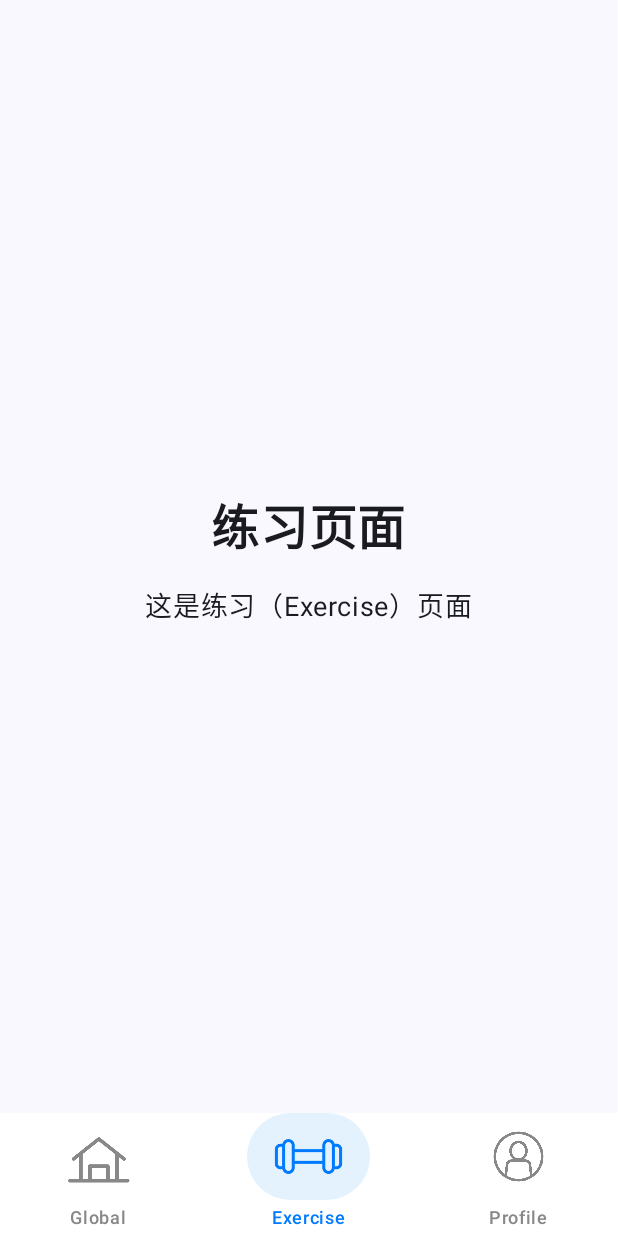
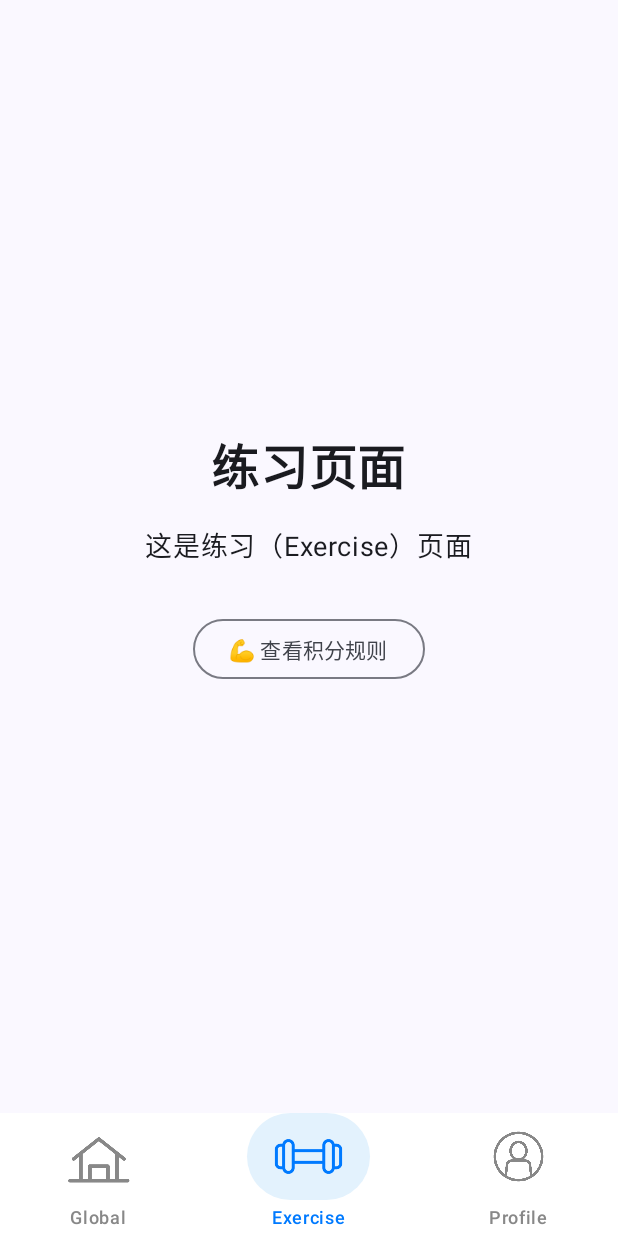
Before and after one commit to huang75u/Mobile_Projet, an Android app built with Jetpack Compose: the ExerciseScreen screen opened through its navigation route, on a phone screen of 412 x 824 dp. Run offline under Robolectric (Android 15) with nearby library versions, the phone set to English and light mode, and no system bars.

Commit message:
修改积分规则覆盖导航功能的BUG

```diff
--- a/app/src/main/java/com/example/mobile_projet/MainActivity.kt
+++ b/app/src/main/java/com/example/mobile_projet/MainActivity.kt
@@ -33,6 +33,7 @@ fun MainScreen() {
     Scaffold(
         modifier = Modifier.fillMaxSize(),
         bottomBar = {
+            // 底部导航栏始终显示
             BottomNavigationBar(navController = navController)
         }
     ) { innerPadding ->
--- a/app/src/main/java/com/example/mobile_projet/navigation/NavGraph.kt
+++ b/app/src/main/java/com/example/mobile_projet/navigation/NavGraph.kt
@@ -18,10 +18,10 @@ fun NavGraph(navController: NavHostController, modifier: Modifier = Modifier) {
         modifier = modifier
     ) {
         composable(route = BottomNavItem.Home.route) {
-            HomeScreen()
+            HomeScreen(navController = navController)
         }
         composable(route = BottomNavItem.Exercise.route) {
-            ExerciseScreen()
+            ExerciseScreen(navController = navController)
         }
         composable(route = BottomNavItem.Profile.route) {
             ProfileScreen(navController = navController)
--- a/app/src/main/java/com/example/mobile_projet/screens/ExerciseScreen.kt
+++ b/app/src/main/java/com/example/mobile_projet/screens/ExerciseScreen.kt
@@ -1,6 +1,7 @@
 package com.example.mobile_projet.screens
 
 import androidx.compose.foundation.layout.*
+import androidx.compose.material3.OutlinedButton
 import androidx.compose.material3.Text
 import androidx.compose.runtime.Composable
 import androidx.compose.ui.Alignment
@@ -8,9 +9,10 @@ import androidx.compose.ui.Modifier
 import androidx.compose.ui.text.font.FontWeight
 import androidx.compose.ui.unit.dp
 import androidx.compose.ui.unit.sp
+import androidx.navigation.NavHostController
 
 @Composable
-fun ExerciseScreen() {
+fun ExerciseScreen(navController: NavHostController) {
     Column(
         modifier = Modifier
             .fillMaxSize()
@@ -28,5 +30,11 @@ fun ExerciseScreen() {
             text = "这是练习（Exercise）页面",
             fontSize = 18.sp
         )
+        Spacer(modifier = Modifier.height(32.dp))
+        OutlinedButton(
+            onClick = { navController.navigate("points_rules") }
+        ) {
+            Text(text = "💪 查看积分规则")
+        }
     }
 }
--- a/app/src/main/java/com/example/mobile_projet/screens/HomeScreen.kt
+++ b/app/src/main/java/com/example/mobile_projet/screens/HomeScreen.kt
@@ -1,6 +1,8 @@
 package com.example.mobile_projet.screens
 
 import androidx.compose.foundation.layout.*
+import androidx.compose.material3.Button
+import androidx.compose.material3.OutlinedButton
 import androidx.compose.material3.Text
 import androidx.compose.runtime.Composable
 import androidx.compose.ui.Alignment
@@ -8,9 +10,10 @@ import androidx.compose.ui.Modifier
 import androidx.compose.ui.text.font.FontWeight
 import androidx.compose.ui.unit.dp
 import androidx.compose.ui.unit.sp
+import androidx.navigation.NavHostController
 
 @Composable
-fun HomeScreen() {
+fun HomeScreen(navController: NavHostController) {
     Column(
         modifier = Modifier
             .fillMaxSize()
@@ -28,5 +31,11 @@ fun HomeScreen() {
             text = "这是全局（Global）主页",
             fontSize = 18.sp
         )
+        Spacer(modifier = Modifier.height(32.dp))
+        OutlinedButton(
+            onClick = { navController.navigate("points_rules") }
+        ) {
+            Text(text = "📋 查看积分规则")
+        }
     }
 }
```
